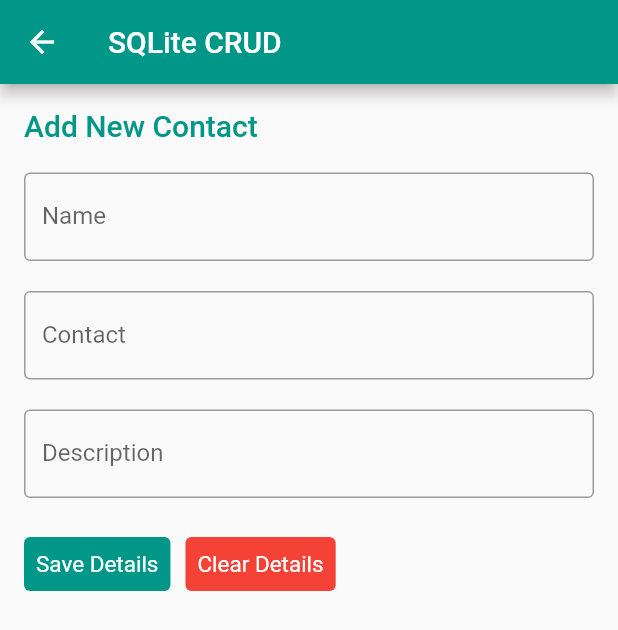
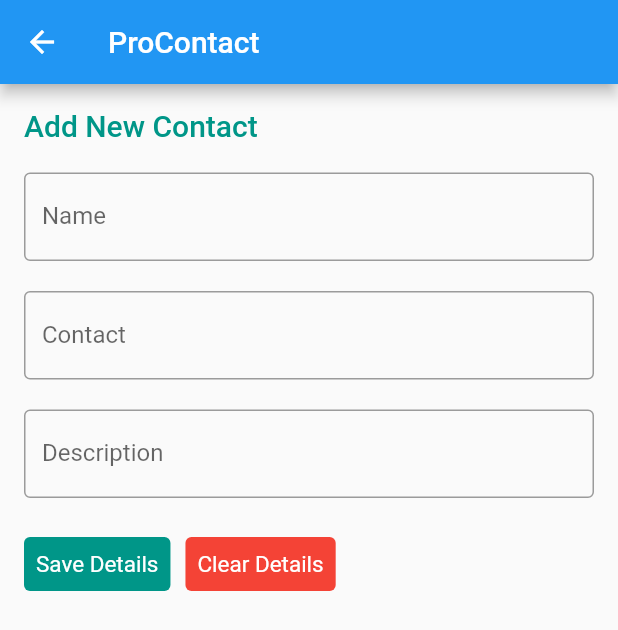
Before and after one commit to cameldjoulako/procontact, a Flutter app: the screen it shows after launch, after a tap on the "add" icon, on a phone screen of 412 x 824 dp. Shown: the top 630 px of the screen. Run offline on Flutter 3.47's test engine with Material 2 defaults, Android fonts, the phone set to English and light mode, and no system bars; our stand-ins replace sqflite; accounts and stored records are empty.

Commit message:
update main

```diff
--- a/lib/db/database_connection.dart
+++ b/lib/database/database_connection.dart
@@ -13,7 +13,7 @@ class DatabaseConnection {
 
   Future<void> _createDatabase(Database database, int version) async {
     String sql =
-        "CREATE TABLE users (id INTEGER PRIMARY KEY,name TEXT,contact Text,description TEXT);";
+        "CREATE TABLE contacts (id INTEGER PRIMARY KEY,name TEXT,contact Text,description TEXT);";
     await database.execute(sql);
   }
 }
--- a/lib/db/repository.dart
+++ b/lib/database/repository.dart
@@ -1,4 +1,4 @@
-import 'package:procontact/db/database_connection.dart';
+import 'package:procontact/database/database_connection.dart';
 import 'package:sqflite/sqflite.dart';
 
 class Repository {
@@ -17,7 +17,7 @@ class Repository {
   }
 
   //Insert Contact
-  insertData(table, data) async {
+  insertContact(table, data) async {
     var connection = await database;
     return await connection?.insert(table, data);
   }
--- a/lib/main.dart
+++ b/lib/main.dart
@@ -18,7 +18,7 @@ class MyApp extends StatelessWidget {
       title: 'ProContact',
       debugShowCheckedModeBanner: false,
       theme: ThemeData(
-        primarySwatch: Colors.teal,
+        primarySwatch: Colors.blue,
       ),
       home: const MyHomePage(),
     );
@@ -106,7 +106,7 @@ class _MyHomePageState extends State<MyHomePage> {
   Widget build(BuildContext context) {
     return Scaffold(
       appBar: AppBar(
-        title: const Text("SQLite CRUD"),
+        title: const Text("ProContact"),
       ),
       body: ListView.builder(
           itemCount: _userList.length,
--- a/lib/screens/EditContact.dart
+++ b/lib/screens/EditContact.dart
@@ -33,7 +33,7 @@ class _EditContactState extends State<EditContact> {
   Widget build(BuildContext context) {
     return Scaffold(
       appBar: AppBar(
-        title: const Text("SQLite CRUD"),
+        title: const Text("ProContact"),
       ),
       body: SingleChildScrollView(
         child: Container(
--- a/lib/screens/addContact.dart
+++ b/lib/screens/addContact.dart
@@ -21,7 +21,7 @@ class _AddContactState extends State<AddContact> {
   Widget build(BuildContext context) {
     return Scaffold(
       appBar: AppBar(
-        title: const Text("SQLite CRUD"),
+        title: const Text("ProContact"),
       ),
       body: SingleChildScrollView(
         child: Container(
--- a/lib/screens/viewContact.dart
+++ b/lib/screens/viewContact.dart
@@ -15,10 +15,10 @@ class _ViewContactState extends State<ViewContact> {
   Widget build(BuildContext context) {
     return Scaffold(
         appBar: AppBar(
-          title: const Text("SQLite CRUD"),
+          title: const Text("ProContact"),
         ),
         body: Container(
-          padding: EdgeInsets.all(16.0),
+          padding: const EdgeInsets.all(16.0),
           child: Column(
             crossAxisAlignment: CrossAxisAlignment.start,
             children: [
@@ -59,7 +59,7 @@ class _ViewContactState extends State<ViewContact> {
                   Padding(
                     padding: const EdgeInsets.only(left: 25),
                     child: Text(widget.user.contact ?? '',
-                        style: TextStyle(fontSize: 16)),
+                        style: const TextStyle(fontSize: 16)),
                   ),
                 ],
               ),
```
Also changed, not shown: lib/services/userService.dart (+7 -8 lines).
